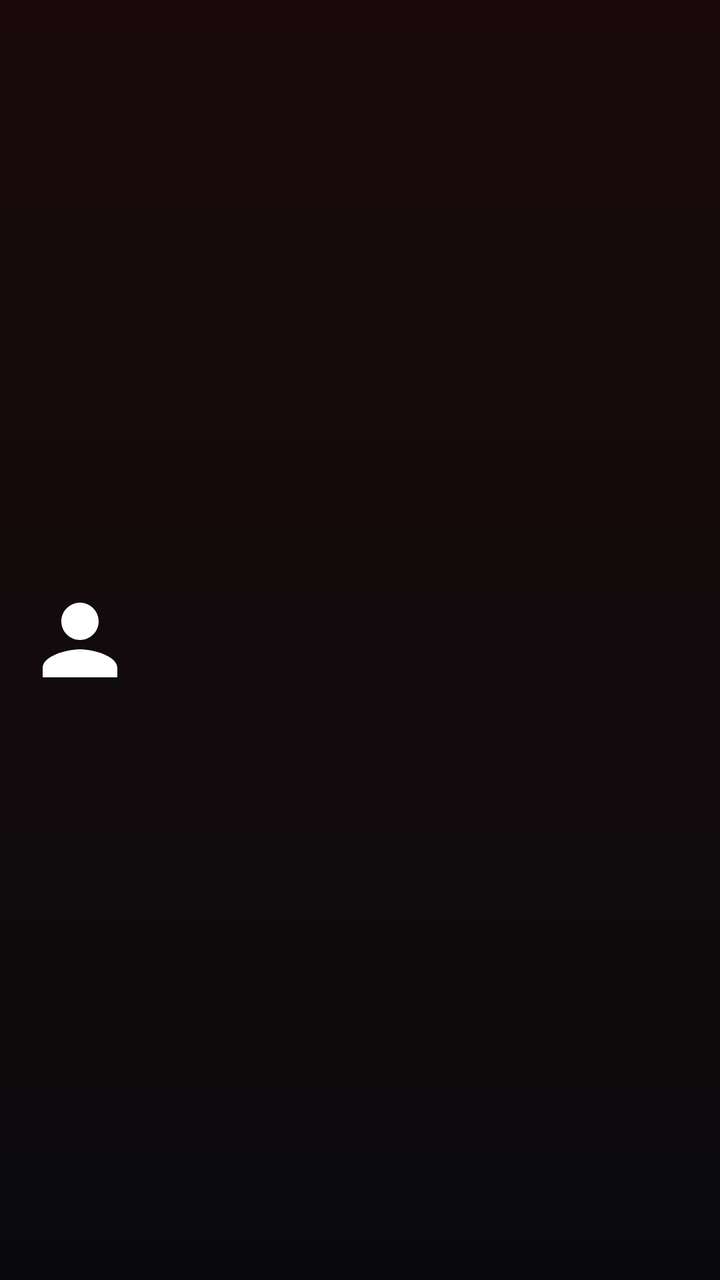
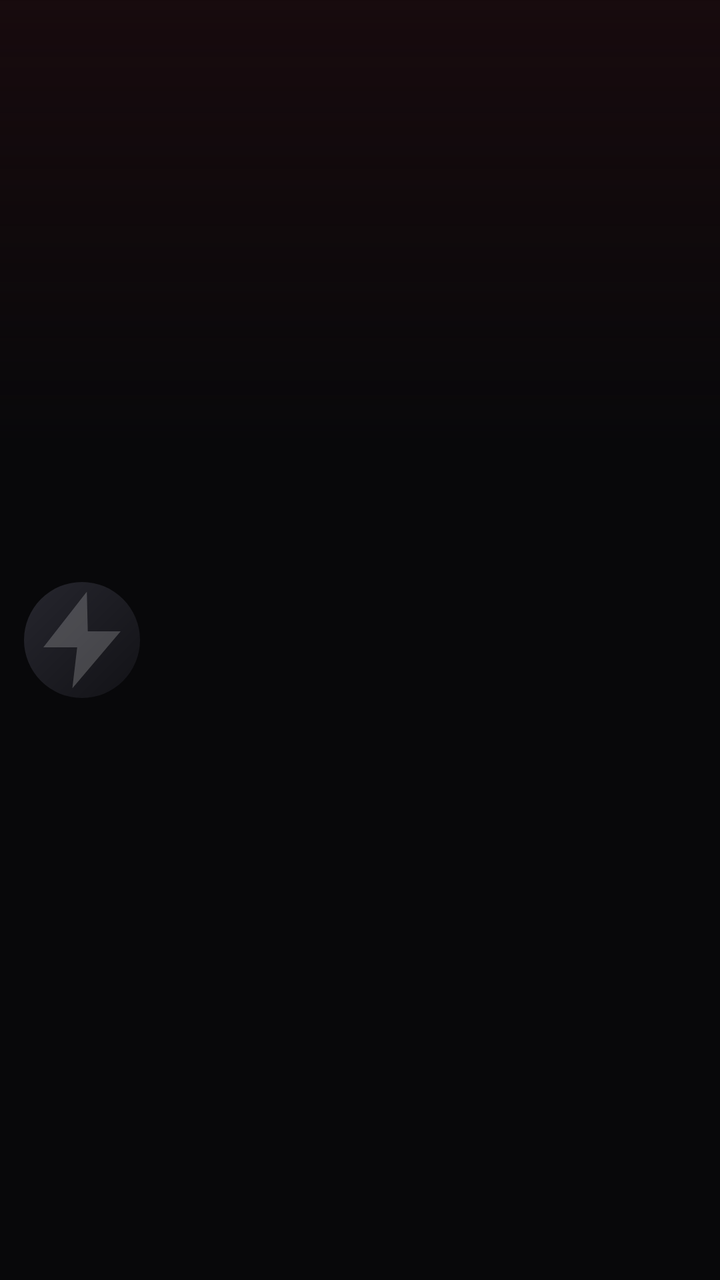

An Android layout rendered at two revisions. The XML below is the earlier revision; the diff shows what the commit changed to produce the second picture.
<!-- AndroidManifest.xml: application theme Theme.Overdrive -->
<!-- res/layout/item_artist.xml -->
<?xml version="1.0" encoding="utf-8"?>
<LinearLayout xmlns:android="http://schemas.android.com/apk/res/android"
    xmlns:app="http://schemas.android.com/apk/res-auto"
    android:layout_width="match_parent"
    android:layout_height="wrap_content"
    android:background="?attr/selectableItemBackground"
    android:gravity="center_vertical"
    android:orientation="horizontal"
    android:paddingHorizontal="12dp"
    android:paddingVertical="8dp">

    <com.google.android.material.imageview.ShapeableImageView
        android:id="@+id/artistArt"
        android:layout_width="56dp"
        android:layout_height="56dp"
        android:scaleType="centerCrop"
        android:src="@drawable/ic_artist"
        app:shapeAppearanceOverlay="@style/ShapeAppearance.Overdrive.ArtCircle" />

    <LinearLayout
        android:layout_width="0dp"
        android:layout_height="wrap_content"
        android:layout_marginStart="14dp"
        android:layout_weight="1"
        android:orientation="vertical">

        <TextView
            android:id="@+id/artistName"
            android:layout_width="match_parent"
            android:layout_height="wrap_content"
            android:ellipsize="end"
            android:maxLines="1"
            android:textColor="@color/text_primary"
            android:textSize="16sp"
            android:textStyle="bold" />

        <TextView
            android:id="@+id/artistSubtitle"
            android:layout_width="match_parent"
            android:layout_height="wrap_content"
            android:ellipsize="end"
            android:maxLines="1"
            android:textColor="@color/text_secondary"
            android:textSize="12sp" />
    </LinearLayout>

</LinearLayout>
<!-- resources referenced by this layout -->
<resources>
  <color name="text_primary">#FFF3F3F5</color>
  <color name="text_secondary">#FF9C9CA8</color>
  <!-- drawable ic_artist (drawable) -->
  <vector xmlns:android="http://schemas.android.com/apk/res/android"
      android:width="24dp" android:height="24dp"
      android:viewportWidth="24" android:viewportHeight="24"
      android:tint="#FFFFFFFF">
      <path android:fillColor="#FFFFFFFF" android:pathData="M12,12c2.21,0 4,-1.79 4,-4s-1.79,-4 -4,-4 -4,1.79 -4,4 1.79,4 4,4zM12,14c-2.67,0 -8,1.34 -8,4v2h16v-2c0,-2.66 -5.33,-4 -8,-4z" />
  </vector>
  <style name="Theme.Overdrive" parent="Theme.Material3.Dark.NoActionBar">
          <item name="colorPrimary">@color/rock_red</item>
          <item name="colorOnPrimary">@color/white</item>
          <item name="colorPrimaryContainer">@color/rock_red_dark</item>
          <item name="colorOnPrimaryContainer">@color/white</item>
          <item name="colorSecondary">@color/rock_amber</item>
          <item name="colorOnSecondary">@color/black</item>
          <item name="colorSecondaryContainer">@color/rock_amber_dark</item>
          <item name="colorOnSecondaryContainer">@color/white</item>
  
          <item name="android:colorBackground">@color/bg</item>
          <item name="colorSurface">@color/surface</item>
          <item name="colorOnSurface">@color/text_primary</item>
          <item name="colorSurfaceVariant">@color/surface_2</item>
          <item name="colorOnSurfaceVariant">@color/text_secondary</item>
          <item name="colorOutline">@color/divider</item>
          <item name="colorOutlineVariant">@color/surface_3</item>
          <item name="colorError">@color/rock_red</item>
  
          <item name="android:windowBackground">@drawable/bg_app</item>
          <item name="android:statusBarColor">@android:color/transparent</item>
          <item name="android:navigationBarColor">@color/bg</item>
          <item name="android:windowLightStatusBar">false</item>
  
          <item name="materialAlertDialogTheme">@style/ThemeOverlay.Overdrive.Dialog</item>
      </style>
  <color name="rock_red_dark">#FF8E0F17</color>
  <color name="rock_amber_dark">#FFB4700A</color>
  <color name="bg">#FF0A0A0C</color>
  <color name="surface">#FF151519</color>
  <color name="surface_2">#FF1E1E24</color>
  <color name="divider">#FF2C2C34</color>
  <color name="surface_3">#FF282830</color>
  <!-- drawable bg_app (drawable) -->
  <?xml version="1.0" encoding="utf-8"?>
  <layer-list xmlns:android="http://schemas.android.com/apk/res/android">
      <item>
          <shape android:shape="rectangle">
              <gradient
                  android:angle="270"
                  android:startColor="@color/bg_grad_top"
                  android:endColor="@color/bg" />
          </shape>
      </item>
  </layer-list>
  <style name="ThemeOverlay.Overdrive.Dialog" parent="ThemeOverlay.Material3.MaterialAlertDialog">
          <item name="colorSurface">@color/surface_2</item>
          <item name="colorOnSurface">@color/text_primary</item>
      </style>
  <color name="bg_grad_top">#FF1A0A0C</color>
  <!-- unchanged entries left out for length: 5 -->
</resources>

<!-- the commit's change to res/layout/item_artist.xml (unified diff, before → after) -->
@@ -11,10 +11,11 @@
 
     <com.google.android.material.imageview.ShapeableImageView
         android:id="@+id/artistArt"
-        android:layout_width="56dp"
-        android:layout_height="56dp"
+        android:layout_width="58dp"
+        android:layout_height="58dp"
+        android:contentDescription="@null"
         android:scaleType="centerCrop"
-        android:src="@drawable/ic_artist"
+        android:src="@drawable/placeholder_art"
         app:shapeAppearanceOverlay="@style/ShapeAppearance.Overdrive.ArtCircle" />
 
     <LinearLayout
@@ -29,6 +30,7 @@
             android:layout_width="match_parent"
             android:layout_height="wrap_content"
             android:ellipsize="end"
+            android:fontFamily="sans-serif-condensed"
             android:maxLines="1"
             android:textColor="@color/text_primary"
             android:textSize="16sp"
<!-- resource entries referenced after the edit -->
@@ -1,14 +1,21 @@
 <!-- resources referenced by this layout -->
 <resources>
-  <color name="text_primary">#FFF3F3F5</color>
-  <color name="text_secondary">#FF9C9CA8</color>
-  <!-- drawable ic_artist (drawable) -->
-  <vector xmlns:android="http://schemas.android.com/apk/res/android"
-      android:width="24dp" android:height="24dp"
-      android:viewportWidth="24" android:viewportHeight="24"
-      android:tint="#FFFFFFFF">
-      <path android:fillColor="#FFFFFFFF" android:pathData="M12,12c2.21,0 4,-1.79 4,-4s-1.79,-4 -4,-4 -4,1.79 -4,4 1.79,4 4,4zM12,14c-2.67,0 -8,1.34 -8,4v2h16v-2c0,-2.66 -5.33,-4 -8,-4z" />
-  </vector>
+  <color name="text_primary">#FFF4F4F6</color>
+  <color name="text_secondary">#FFA0A0AC</color>
+  <!-- drawable placeholder_art (drawable) -->
+  <?xml version="1.0" encoding="utf-8"?>
+  <layer-list xmlns:android="http://schemas.android.com/apk/res/android">
+      <item>
+          <shape android:shape="rectangle">
+              <gradient
+                  android:angle="315"
+                  android:startColor="@color/surface_3"
+                  android:endColor="@color/surface" />
+          </shape>
+      </item>
+      <item android:gravity="center" android:width="40dp" android:height="40dp"
+          android:drawable="@drawable/ic_bolt_muted" />
+  </layer-list>
   <style name="Theme.Overdrive" parent="Theme.Material3.Dark.NoActionBar">
           <item name="colorPrimary">@color/rock_red</item>
           <item name="colorOnPrimary">@color/white</item>
@@ -16,49 +23,75 @@
           <item name="colorOnPrimaryContainer">@color/white</item>
           <item name="colorSecondary">@color/rock_amber</item>
           <item name="colorOnSecondary">@color/black</item>
-          <item name="colorSecondaryContainer">@color/rock_amber_dark</item>
-          <item name="colorOnSecondaryContainer">@color/white</item>
+          <item name="colorSecondaryContainer">@color/surface_3</item>
+          <item name="colorOnSecondaryContainer">@color/text_primary</item>
   
           <item name="android:colorBackground">@color/bg</item>
           <item name="colorSurface">@color/surface</item>
           <item name="colorOnSurface">@color/text_primary</item>
           <item name="colorSurfaceVariant">@color/surface_2</item>
           <item name="colorOnSurfaceVariant">@color/text_secondary</item>
+          <item name="colorSurfaceContainerLow">@color/surface</item>
+          <item name="colorSurfaceContainer">@color/surface_2</item>
+          <item name="colorSurfaceContainerHigh">@color/surface_2</item>
+          <item name="colorSurfaceContainerHighest">@color/surface_3</item>
           <item name="colorOutline">@color/divider</item>
           <item name="colorOutlineVariant">@color/surface_3</item>
           <item name="colorError">@color/rock_red</item>
   
           <item name="android:windowBackground">@drawable/bg_app</item>
-          <item name="android:statusBarColor">@android:color/transparent</item>
-          <item name="android:navigationBarColor">@color/bg</item>
           <item name="android:windowLightStatusBar">false</item>
+          <item name="android:windowLightNavigationBar" tools:targetApi="27">false</item>
   
           <item name="materialAlertDialogTheme">@style/ThemeOverlay.Overdrive.Dialog</item>
+          <item name="bottomSheetDialogTheme">@style/ThemeOverlay.Overdrive.BottomSheet</item>
       </style>
-  <color name="rock_red_dark">#FF8E0F17</color>
-  <color name="rock_amber_dark">#FFB4700A</color>
-  <color name="bg">#FF0A0A0C</color>
-  <color name="surface">#FF151519</color>
-  <color name="surface_2">#FF1E1E24</color>
-  <color name="divider">#FF2C2C34</color>
-  <color name="surface_3">#FF282830</color>
+  <color name="rock_red_dark">#FF7A0C14</color>
+  <color name="bg">#FF08080A</color>
+  <color name="surface">#FF121216</color>
+  <!-- drawable ic_bolt_muted (drawable) -->
+  <vector xmlns:android="http://schemas.android.com/apk/res/android"
+      android:width="24dp" android:height="24dp"
+      android:viewportWidth="24" android:viewportHeight="24">
+      <path
+          android:fillColor="#33FFFFFF"
+          android:pathData="M13,2L4,13.5H11L10,22L20,10.2H13.2Z" />
+  </vector>
+  <color name="surface_2">#FF1A1A20</color>
+  <color name="divider">#FF24242B</color>
+  <color name="surface_3">#FF26262E</color>
   <!-- drawable bg_app (drawable) -->
   <?xml version="1.0" encoding="utf-8"?>
   <layer-list xmlns:android="http://schemas.android.com/apk/res/android">
       <item>
           <shape android:shape="rectangle">
+              <solid android:color="@color/bg" />
+          </shape>
+      </item>
+      
+      <item>
+          <shape android:shape="rectangle">
               <gradient
                   android:angle="270"
+                  android:centerY="0.35"
                   android:startColor="@color/bg_grad_top"
-                  android:endColor="@color/bg" />
+                  android:centerColor="#0008080A"
+                  android:endColor="#0008080A" />
           </shape>
       </item>
   </layer-list>
   <style name="ThemeOverlay.Overdrive.Dialog" parent="ThemeOverlay.Material3.MaterialAlertDialog">
           <item name="colorSurface">@color/surface_2</item>
+          <item name="colorSurfaceContainerHigh">@color/surface_2</item>
           <item name="colorOnSurface">@color/text_primary</item>
       </style>
-  <color name="bg_grad_top">#FF1A0A0C</color>
+  <style name="ThemeOverlay.Overdrive.BottomSheet" parent="ThemeOverlay.Material3.BottomSheetDialog">
+          <item name="bottomSheetStyle">@style/Widget.Overdrive.BottomSheet</item>
+      </style>
+  <color name="bg_grad_top">#FF170A0D</color>
+  <style name="Widget.Overdrive.BottomSheet" parent="Widget.Material3.BottomSheet.Modal">
+          <item name="backgroundTint">@color/surface_2</item>
+      </style>
   <!-- unchanged entries left out for length: 5 -->
 </resources>
 
